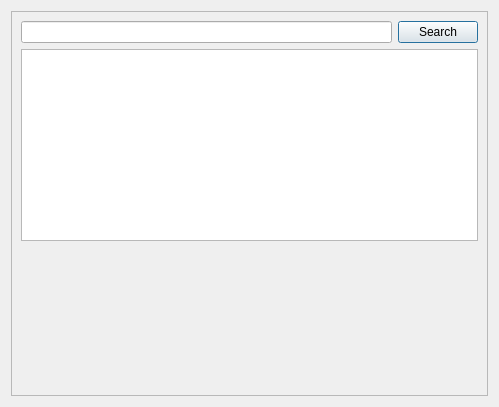
The window that searchdialog.ui (dragly/trafikanten-maemo) describes before a commit, drawn with Qt 5.
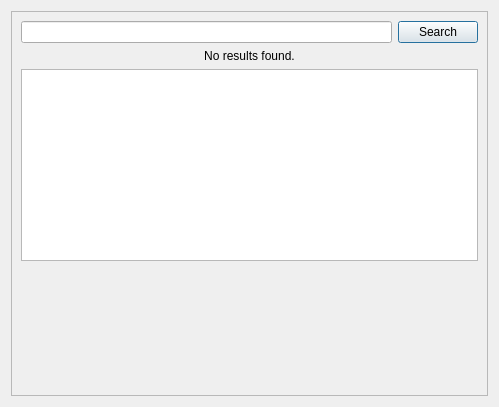
The same window after the commit.

Commit message: Added feedback to the user for different scenarios where there are no returned results.

Patch:
```diff
--- a/searchdialog.ui
+++ b/searchdialog.ui
@@ -51,6 +51,16 @@
          </item>
         </layout>
        </item>
+       <item>
+        <widget class="QLabel" name="lblNoResults">
+         <property name="text">
+          <string>No results found.</string>
+         </property>
+         <property name="alignment">
+          <set>Qt::AlignCenter</set>
+         </property>
+        </widget>
+       </item>
        <item>
         <widget class="QTableView" name="tblResults">
          <property name="editTriggers">
```
Left out of the diff: 12 changed lines with no effect on the pictures. The commit also changes 7 other files.
